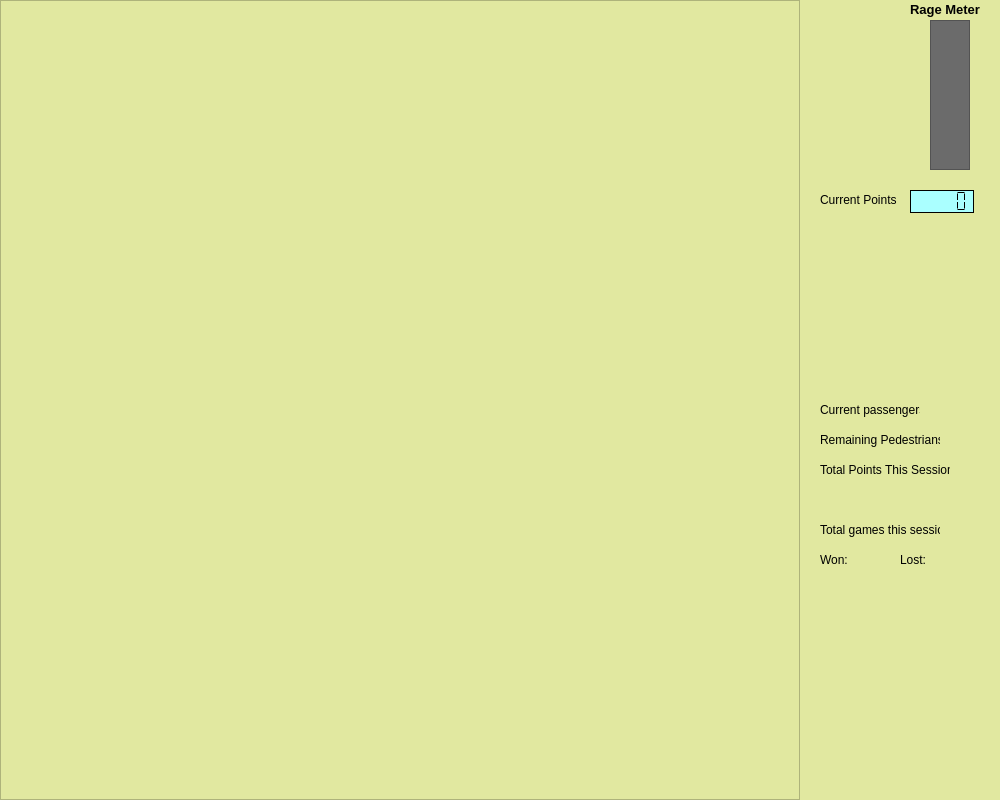
Old version of the form Game/mainwindow.ui in the repository AkiKankaanpaa/Prog3Project.
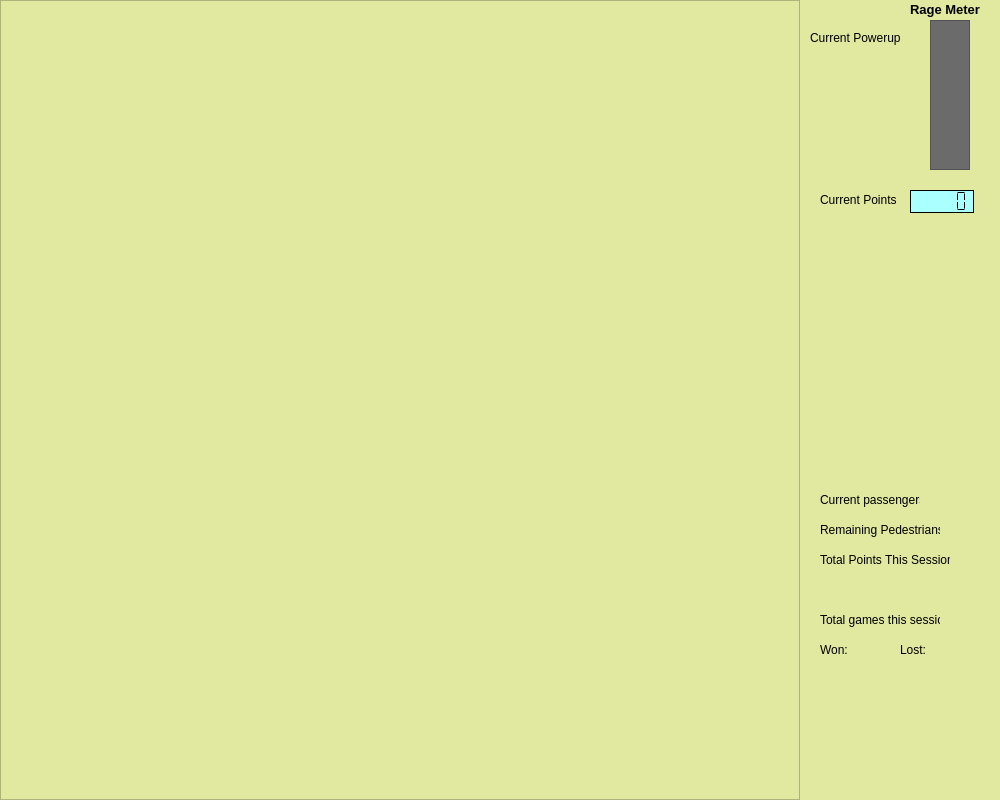
New version of the form.

Patch:
```diff
--- a/Game/mainwindow.ui
+++ b/Game/mainwindow.ui
@@ -143,10 +143,10 @@
    <widget class="QLabel" name="infoLabel">
     <property name="geometry">
      <rect>
-      <x>820</x>
+      <x>800</x>
       <y>230</y>
-      <width>160</width>
-      <height>160</height>
+      <width>200</width>
+      <height>220</height>
      </rect>
     </property>
     <property name="text">
@@ -157,7 +157,7 @@
     <property name="geometry">
      <rect>
       <x>820</x>
-      <y>400</y>
+      <y>490</y>
       <width>100</width>
       <height>20</height>
      </rect>
@@ -173,7 +173,7 @@
     <property name="geometry">
      <rect>
       <x>820</x>
-      <y>430</y>
+      <y>520</y>
       <width>120</width>
       <height>20</height>
      </rect>
@@ -189,7 +189,7 @@
     <property name="geometry">
      <rect>
       <x>820</x>
-      <y>520</y>
+      <y>610</y>
       <width>120</width>
       <height>20</height>
      </rect>
@@ -205,7 +205,7 @@
     <property name="geometry">
      <rect>
       <x>820</x>
-      <y>460</y>
+      <y>550</y>
       <width>130</width>
       <height>20</height>
      </rect>
@@ -221,7 +221,7 @@
     <property name="geometry">
      <rect>
       <x>940</x>
-      <y>400</y>
+      <y>490</y>
       <width>50</width>
       <height>20</height>
      </rect>
@@ -237,7 +237,7 @@
     <property name="geometry">
      <rect>
       <x>940</x>
-      <y>430</y>
+      <y>520</y>
       <width>50</width>
       <height>20</height>
      </rect>
@@ -253,7 +253,7 @@
     <property name="geometry">
      <rect>
       <x>950</x>
-      <y>520</y>
+      <y>610</y>
       <width>40</width>
       <height>20</height>
      </rect>
@@ -269,7 +269,7 @@
     <property name="geometry">
      <rect>
       <x>850</x>
-      <y>550</y>
+      <y>640</y>
       <width>30</width>
       <height>20</height>
      </rect>
@@ -285,7 +285,7 @@
     <property name="geometry">
      <rect>
       <x>820</x>
-      <y>550</y>
+      <y>640</y>
       <width>30</width>
       <height>20</height>
      </rect>
@@ -301,7 +301,7 @@
     <property name="geometry">
      <rect>
       <x>900</x>
-      <y>550</y>
+      <y>640</y>
       <width>30</width>
       <height>20</height>
      </rect>
@@ -317,7 +317,7 @@
     <property name="geometry">
      <rect>
       <x>930</x>
-      <y>550</y>
+      <y>640</y>
       <width>30</width>
       <height>20</height>
      </rect>
@@ -333,7 +333,7 @@
     <property name="geometry">
      <rect>
       <x>820</x>
-      <y>490</y>
+      <y>580</y>
       <width>160</width>
       <height>20</height>
      </rect>
@@ -345,6 +345,38 @@
      <string/>
     </property>
    </widget>
+   <widget class="QLabel" name="currentPowerLabel">
+    <property name="geometry">
+     <rect>
+      <x>810</x>
+      <y>30</y>
+      <width>91</width>
+      <height>16</height>
+     </rect>
+    </property>
+    <property name="styleSheet">
+     <string notr="true">color: rgb(0, 0, 0);</string>
+    </property>
+    <property name="text">
+     <string>Current Powerup:</string>
+    </property>
+   </widget>
+   <widget class="QLabel" name="powerupValue">
+    <property name="geometry">
+     <rect>
+      <x>810</x>
+      <y>60</y>
+      <width>111</width>
+      <height>16</height>
+     </rect>
+    </property>
+    <property name="styleSheet">
+     <string notr="true">color:rgb(0, 0, 0)</string>
+    </property>
+    <property name="text">
+     <string/>
+    </property>
+   </widget>
   </widget>
   <widget class="QMenuBar" name="menubar">
    <property name="geometry">
```
